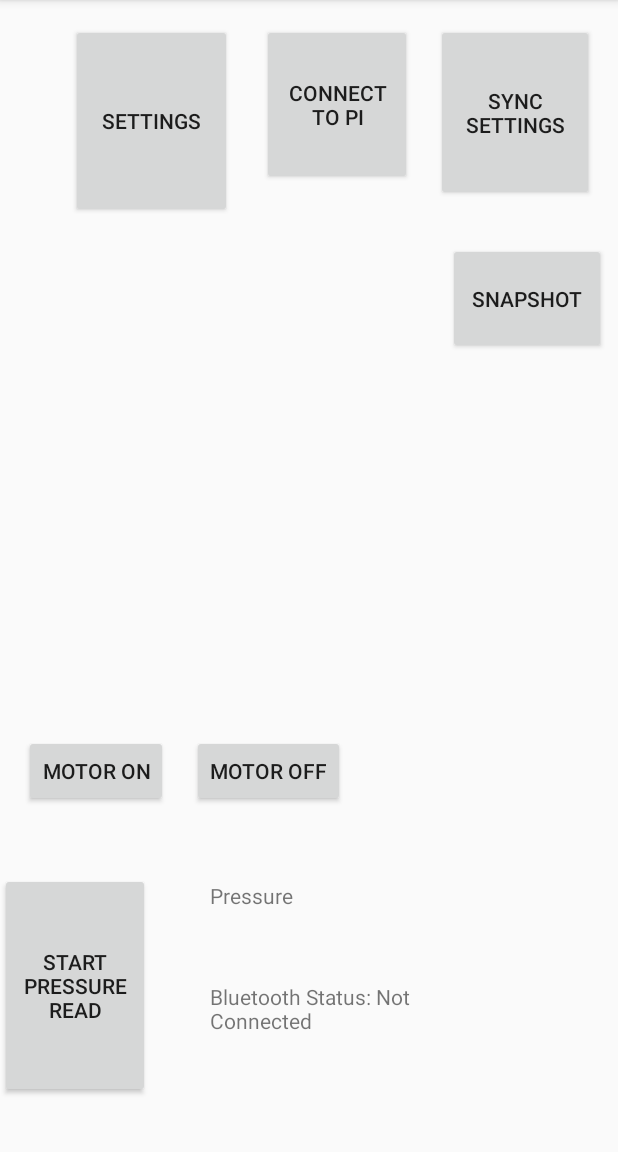
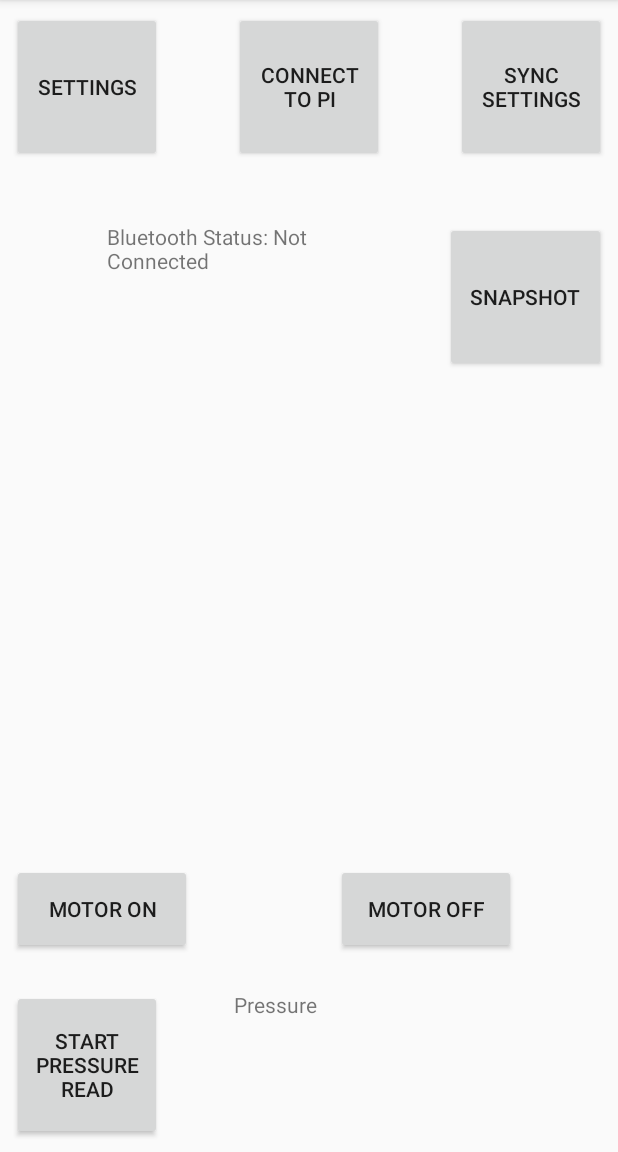
Before and after one commit to jmadamso/SpectrometerAndroid, an Android app: the screen it shows after launch (AppDriver), on a phone screen of 412 x 824 dp, the part 84-1236 px from its top. Run offline under Robolectric (Android 15) with nearby library versions, the phone set to English and light mode, and no system bars.

```diff
--- a/app/build.gradle
+++ b/app/build.gradle
@@ -25,7 +25,7 @@ dependencies {
     implementation 'com.android.support.constraint:constraint-layout:1.0.2'
     implementation 'com.android.support:support-v4:26.1.0'
     implementation 'com.android.support:support-vector-drawable:26.1.0'
-    implementation 'com.jjoe64:graphview:4.2.2'
+    implementation "com.androidplot:androidplot-core:1.5.5"
     testImplementation 'junit:junit:4.12'
     androidTestImplementation 'com.android.support.test:runner:1.0.1'
     androidTestImplementation 'com.android.support.test.espresso:espresso-core:3.0.1'
--- a/app/src/main/java/joe/helloworld/defines.java
+++ b/app/src/main/java/joe/helloworld/defines.java
@@ -30,6 +30,9 @@ public class defines {
     static final int SPECTRUM_ARRAY_SIZE = 1024;
     static final int NUM_WAVELENGTHS = 1024;
 
+    static final double[] wavelengthArray = {
+            //1024 wavelengths go here
+    };
 
 
 
--- a/app/src/main/res/layout/activity_main.xml
+++ b/app/src/main/res/layout/activity_main.xml
@@ -9,43 +9,49 @@
     <Button
         android:id="@+id/startButton"
         android:layout_width="100dp"
-        android:layout_height="107dp"
-        android:layout_marginEnd="16dp"
-        android:layout_marginRight="16dp"
-        android:layout_marginTop="16dp"
+        android:layout_height="100dp"
+        android:layout_marginEnd="8dp"
+        android:layout_marginLeft="8dp"
+        android:layout_marginRight="8dp"
+        android:layout_marginStart="8dp"
+        android:layout_marginTop="8dp"
         android:onClick="startButtonResponse"
         android:text="Connect to Pi"
         app:layout_constraintEnd_toStartOf="@+id/button3"
+        app:layout_constraintStart_toEndOf="@+id/settingsButton"
         app:layout_constraintTop_toTopOf="parent" />
 
     <Button
         android:id="@+id/settingsButton"
-        android:layout_width="107dp"
-        android:layout_height="129dp"
-        android:layout_marginEnd="20dp"
-        android:layout_marginRight="20dp"
-        android:layout_marginTop="16dp"
+        android:layout_width="100dp"
+        android:layout_height="100dp"
+        android:layout_marginLeft="8dp"
+        android:layout_marginStart="8dp"
+        android:layout_marginTop="8dp"
         android:onClick="settingsButtonResponse"
         android:text="@string/settings_prompt"
-        app:layout_constraintEnd_toStartOf="@+id/startButton"
+        app:layout_constraintStart_toStartOf="parent"
         app:layout_constraintTop_toTopOf="parent" />
 
     <Button
         android:id="@+id/BTButton"
         android:layout_width="100dp"
-        android:layout_height="150dp"
-        android:layout_marginBottom="36dp"
+        android:layout_height="100dp"
+        android:layout_marginBottom="8dp"
+        android:layout_marginLeft="8dp"
+        android:layout_marginStart="8dp"
         android:onClick="bluetoothButtonResponse"
         android:text="Start Pressure Read"
         app:layout_constraintBottom_toBottomOf="parent"
-        tools:layout_editor_absoluteX="16dp" />
+        app:layout_constraintStart_toStartOf="parent" />
 
     <Button
         android:id="@+id/button"
-        android:layout_width="wrap_content"
-        android:layout_height="wrap_content"
-        android:layout_marginBottom="44dp"
-        android:layout_marginStart="16dp"
+        android:layout_width="120dp"
+        android:layout_height="60dp"
+        android:layout_marginBottom="24dp"
+        android:layout_marginLeft="8dp"
+        android:layout_marginStart="8dp"
         android:onClick="motorOnButtonResponse"
         android:text="Motor On"
         app:layout_constraintBottom_toTopOf="@+id/BTButton"
@@ -53,22 +59,23 @@
 
     <Button
         android:id="@+id/button2"
-        android:layout_width="wrap_content"
-        android:layout_height="wrap_content"
-        android:layout_marginBottom="44dp"
-        android:layout_marginStart="16dp"
+        android:layout_width="120dp"
+        android:layout_height="60dp"
+        android:layout_marginBottom="24dp"
+        android:layout_marginEnd="68dp"
+        android:layout_marginRight="68dp"
         android:onClick="motorOffButtonResponse"
         android:text="Motor Off"
-        app:layout_constraintBottom_toTopOf="@+id/BTButton"
-        app:layout_constraintStart_toEndOf="@+id/button" />
+        app:layout_constraintBottom_toTopOf="@+id/pressureText"
+        app:layout_constraintEnd_toEndOf="parent" />
 
     <Button
         android:id="@+id/button3"
-        android:layout_width="105dp"
-        android:layout_height="118dp"
-        android:layout_marginEnd="16dp"
-        android:layout_marginRight="16dp"
-        android:layout_marginTop="16dp"
+        android:layout_width="100dp"
+        android:layout_height="100dp"
+        android:layout_marginEnd="8dp"
+        android:layout_marginRight="8dp"
+        android:layout_marginTop="8dp"
         android:onClick="syncButtonResponse"
         android:text="sync settings"
         app:layout_constraintEnd_toEndOf="parent"
@@ -77,30 +84,32 @@
     <TextView
         android:id="@+id/pressureText"
         android:layout_width="185dp"
-        android:layout_height="59dp"
-        android:layout_marginBottom="8dp"
-        android:layout_marginStart="40dp"
+        android:layout_height="60dp"
+        android:layout_marginBottom="48dp"
+        android:layout_marginLeft="48dp"
+        android:layout_marginStart="48dp"
         android:text="Pressure"
-        app:layout_constraintBottom_toTopOf="@+id/statusText"
+        app:layout_constraintBottom_toBottomOf="parent"
         app:layout_constraintStart_toEndOf="@+id/BTButton" />
 
     <TextView
         android:id="@+id/statusText"
-        android:layout_width="178dp"
-        android:layout_height="57dp"
-        android:layout_marginBottom="56dp"
-        android:layout_marginStart="40dp"
+        android:layout_width="185dp"
+        android:layout_height="60dp"
+        android:layout_marginEnd="40dp"
+        android:layout_marginRight="40dp"
+        android:layout_marginTop="40dp"
         android:text="Not Connected"
-        app:layout_constraintBottom_toBottomOf="parent"
-        app:layout_constraintStart_toEndOf="@+id/BTButton" />
+        app:layout_constraintEnd_toStartOf="@+id/button4"
+        app:layout_constraintTop_toBottomOf="@+id/startButton" />
 
     <Button
         android:id="@+id/button4"
-        android:layout_width="105dp"
-        android:layout_height="74dp"
+        android:layout_width="107dp"
+        android:layout_height="100dp"
         android:layout_marginEnd="8dp"
         android:layout_marginRight="8dp"
-        android:layout_marginTop="28dp"
+        android:layout_marginTop="40dp"
         android:onClick="snapshotButtonResponse"
         android:text="Snapshot"
         app:layout_constraintEnd_toEndOf="parent"
```
Also changed, not shown: app/src/main/java/joe/helloworld/AppDriver.java (+13 -5 lines), app/src/main/java/joe/helloworld/ResultActivity.java (+69 -10 lines), app/src/main/res/layout/activity_result.xml (+18 -22 lines), app/src/main/res/xml/line_point_formatter_with_labels.xml (added, +7 -0 lines), 1 other file.
